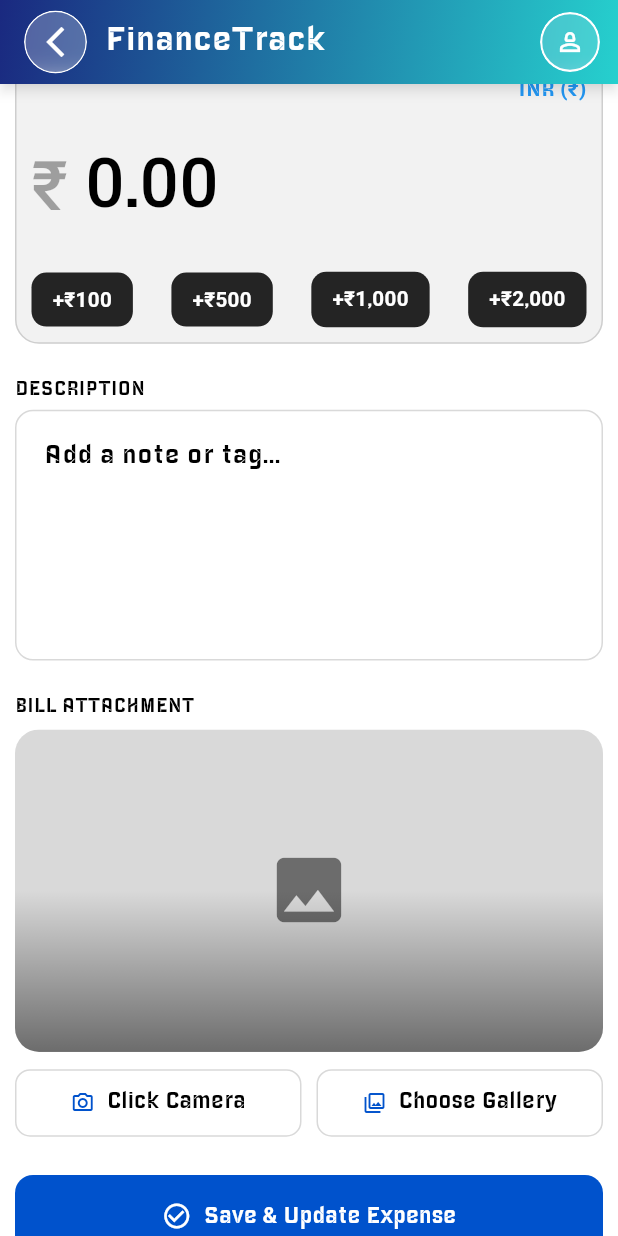
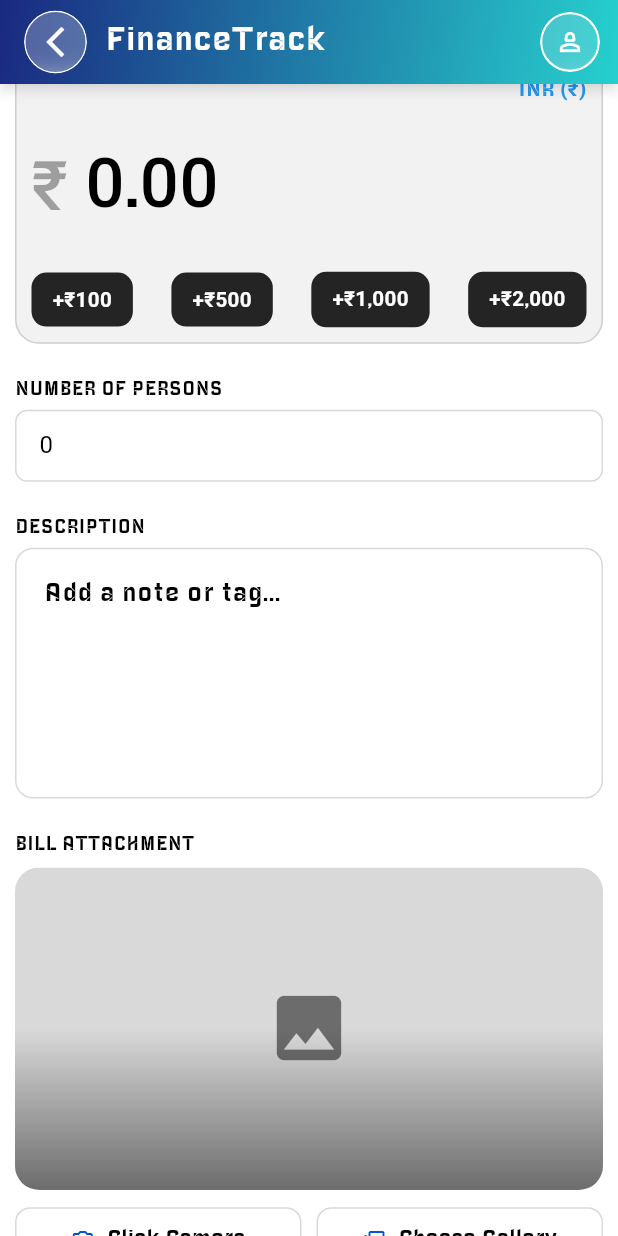
Before and after one commit to MuhammedHarshalV/expense_app, a Flutter app: the EditExpenseScreen screen opened directly with empty values, scrolled down 576 dp, on a phone screen of 412 x 824 dp. Run offline on Flutter 3.47's test engine with Material 3 defaults, Android fonts, the phone set to English and light mode, and no system bars; our stand-ins replace cached_network_image, connectivity_plus, device_info_plus, dio, flutter_riverpod, flutter_screenutil and 4 more; accounts and stored records are empty; network calls fail.

Commit message:
date by range screen refresh issue edit time person count introduced

```diff
--- a/lib/controller/clinic_expense_details_controller/expense_details_controller.dart
+++ b/lib/controller/clinic_expense_details_controller/expense_details_controller.dart
@@ -16,12 +16,13 @@ class ClinicDetailsController extends StateNotifier<ClinicDetailsState> {
   }
 
   Future<void> getClinicDetails() async {
+    if (!mounted) return;
     state = state.copyWith(isLoading: true);
 
     try {
       final AllClinicExpenseResponseModel response =
           await GetAllExpenseApi.getAllExpenseApi(clinicId: clinicId);
-
+      if (!mounted) return;
       if (response.success == true && response.data != null) {
         final data = response.data;
         state = state.copyWith(
@@ -37,7 +38,7 @@ class ClinicDetailsController extends StateNotifier<ClinicDetailsState> {
     } catch (e) {
       log('Get clinic details error: $e');
     } finally {
-      state = state.copyWith(isLoading: false);
+      if (mounted) state = state.copyWith(isLoading: false);
     }
   }
 
--- a/lib/controller/edit_expense_controller/edit_expense_state.dart
+++ b/lib/controller/edit_expense_controller/edit_expense_state.dart
@@ -3,6 +3,7 @@ import 'package:intl/intl.dart';
 
 class EditExpenseState {
   final num amount;
+  final int personCount;
   final String expenseCategory;
   final String expenseDate;
   final XFile? selectedImage;
@@ -11,6 +12,7 @@ class EditExpenseState {
   final bool isLoading;
 
   EditExpenseState({
+    this.personCount = 1,
     this.amount = 0.0,
     this.expenseCategory = 'Food & Lunch',
     String? expenseDate,
@@ -22,6 +24,7 @@ class EditExpenseState {
            expenseDate ?? DateFormat('dd-MMM-yyyy').format(DateTime.now());
 
   EditExpenseState copyWith({
+    int? personCount,
     num? amount,
     String? expenseCategory,
     String? expenseDate,
@@ -46,6 +49,7 @@ class EditExpenseState {
           : networkImageUrl ?? this.networkImageUrl,
       description: description ?? this.description,
       isLoading: isLoading ?? this.isLoading,
+      personCount: personCount ?? this.personCount,
     );
   }
 }
--- a/lib/controller/home_screen/home_screen_controller.dart
+++ b/lib/controller/home_screen/home_screen_controller.dart
@@ -60,6 +60,7 @@ class HomeController extends StateNotifier<HomeState> {
       }
     } catch (e) {
       log(e.toString());
+    } finally {
       if (mounted) {
         state = state.copyWith(isLoading: false, isPaginationLoading: false);
       }
--- a/lib/presentation/screens/detailed_clinic_screen/screen/clinic_details_screen.dart
+++ b/lib/presentation/screens/detailed_clinic_screen/screen/clinic_details_screen.dart
@@ -104,7 +104,7 @@ class ClinicDetailsScreen extends ConsumerWidget {
                       final expense = state.expenses[index];
 
                       return ExpenseItemCard(
-                        cliinicId: clinicId,
+                        clinicId: clinicId,
                         expense: state.expenses[index],
 
                         categoryIcon: _getExpenseIcon(expense.expenseType),
--- a/lib/presentation/screens/edit_expense_screen/screen/edit_expense_screen.dart
+++ b/lib/presentation/screens/edit_expense_screen/screen/edit_expense_screen.dart
@@ -1,5 +1,5 @@
-import 'package:expense/controller/clinic_expense_details_controller/expense_details_controller.dart';
 import 'package:expense/controller/edit_expense_controller/edit_expense_controller.dart';
+import 'package:expense/controller/home_screen/home_screen_controller.dart';
 import 'package:expense/core/themes/colors.dart';
 import 'package:expense/models/expense_related/all_expense_response_model.dart';
 import 'package:expense/presentation/common_widgets/common_appbar.dart';
@@ -101,6 +101,54 @@ class _EditExpenseScreenState extends ConsumerState<EditExpenseScreen> {
                     SizedBox(height: 6),
                     EditAmountCard(),
                     const SizedBox(height: 24),
+                    FieldLabel(label: 'NUMBER OF PERSONS', isRequired: false),
+                    const SizedBox(height: 6),
+
+                    Row(
+                      children: [
+                        // Left TextField
+                        Expanded(
+                          child: TextField(
+                            controller: expenseController.personCountController,
+                            onChanged: (value) {
+                              expenseController.updateState(
+                                personCount: int.tryParse(value),
+                              );
+                            },
+                            keyboardType: TextInputType.number,
+                            decoration: InputDecoration(
+                              hintText: expenseState.personCount.toString(),
+                              contentPadding: const EdgeInsets.symmetric(
+                                horizontal: 12,
+                                vertical: 12,
+                              ),
+                              border: OutlineInputBorder(
+                                borderRadius: BorderRadius.circular(8),
+                                borderSide: BorderSide(
+                                  color: Theme.of(context).colorScheme.onSurface
+                                      .withValues(alpha: .15),
+                                ),
+                              ),
+                              enabledBorder: OutlineInputBorder(
+                                borderRadius: BorderRadius.circular(8),
+                                borderSide: BorderSide(
+                                  color: Theme.of(context).colorScheme.onSurface
+                                      .withValues(alpha: .15),
+                                ),
+                              ),
+                              focusedBorder: OutlineInputBorder(
+                                borderRadius: BorderRadius.circular(8),
+                                borderSide: BorderSide(
+                                  color: Theme.of(context).colorScheme.onSurface
+                                      .withValues(alpha: .15),
+                                ),
+                              ),
+                            ),
+                          ),
+                        ),
+                      ],
+                    ),
+                    const SizedBox(height: 24),
                     FieldLabel(label: 'DESCRIPTION', isRequired: false),
                     const SizedBox(height: 6),
                     EditDescriptionCard(),
@@ -196,13 +244,10 @@ class _EditExpenseScreenState extends ConsumerState<EditExpenseScreen> {
                                       clinicId: widget.clinicId,
                                     );
                                 if (result == true) {
+                                  Navigator.pop(context, true);
                                   ref
-                                      .read(
-                                        clinicDetailsProvider(
-                                          widget.clinicId,
-                                        ).notifier,
-                                      )
-                                      .getClinicDetails();
+                                      .read(homeProvider.notifier)
+                                      .getAllclinics(page: 1, context: null);
                                 }
                               },
                         icon: expenseState.isLoading
--- a/lib/presentation/screens/expense_history_by_date/screen/expense_by_date_screen.dart
+++ b/lib/presentation/screens/expense_history_by_date/screen/expense_by_date_screen.dart
@@ -91,9 +91,10 @@ class ExpenseByDateScreen extends ConsumerWidget {
                       final expense = expenseState.expenseList[index];
 
                       return ExpenseItemCard(
-                        cliinicId: clinicId,
+                        clinicId: clinicId,
                         expense: expense,
-
+                        startDate: startDate,
+                        endDate: endDate,
                         categoryIcon: _getExpenseIcon(expense.expenseType),
 
                         footerText: expense.billPhoto != null
```
Also changed, not shown: lib/controller/edit_expense_controller/edit_expense_controller.dart (+10 -3 lines), lib/presentation/screens/detailed_clinic_screen/widget/expense_item_card.dart (+32 -10 lines).
